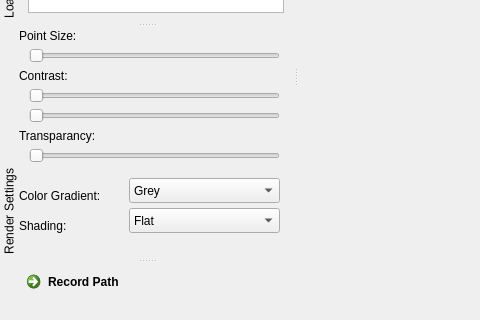
Before: the Qt Designer form src/tools/viewer/ui/LVRMainWindowUI.ui in uos/lvr2, drawn with Qt 5; both pictures show x 0 to 480 and y 361 to 681 of the 1112 by 847 pixel window.
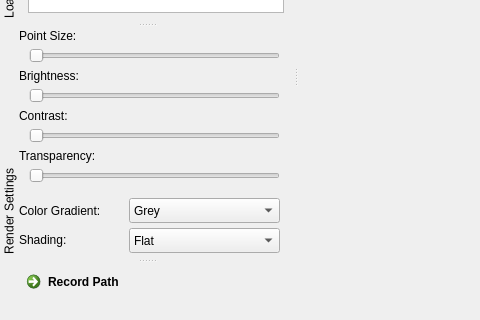
After: the same form once the commit is applied. Icons and pictures are not drawn. Custom widgets are drawn as their Qt base class.

Commit message: prepared contrast/brightness sliders; both inaccessible via VTKProperty

Patch:
```diff
--- a/src/tools/viewer/ui/LVRMainWindowUI.ui
+++ b/src/tools/viewer/ui/LVRMainWindowUI.ui
@@ -241,7 +241,7 @@
      <property name="geometry">
       <rect>
        <x>0</x>
-       <y>40</y>
+       <y>80</y>
        <width>91</width>
        <height>16</height>
       </rect>
@@ -250,7 +250,7 @@
       <string>Contrast:</string>
      </property>
     </widget>
-    <widget class="QSlider" name="horizontalSliderContrastLow">
+    <widget class="QSlider" name="horizontalSliderBrightness">
      <property name="geometry">
       <rect>
        <x>10</x>
@@ -263,37 +263,37 @@
       <enum>Qt::Horizontal</enum>
      </property>
     </widget>
-    <widget class="QSlider" name="horizontalSliderContrastHigh">
+    <widget class="QSlider" name="horizontalSliderContrast">
      <property name="geometry">
       <rect>
        <x>10</x>
-       <y>80</y>
-       <width>251</width>
-       <height>16</height>
-      </rect>
-     </property>
-     <property name="orientation">
-      <enum>Qt::Horizontal</enum>
-     </property>
-    </widget>
-    <widget class="QLabel" name="labelContrastTransparency">
-     <property name="geometry">
-      <rect>
-       <x>0</x>
        <y>100</y>
-       <width>91</width>
+       <width>251</width>
        <height>16</height>
       </rect>
      </property>
-     <property name="text">
-      <string>Transparancy:</string>
+     <property name="orientation">
+      <enum>Qt::Horizontal</enum>
      </property>
     </widget>
-    <widget class="QSlider" name="horizontalSliderTransparency">
+    <widget class="QLabel" name="labelContrastTransparency">
      <property name="geometry">
       <rect>
-       <x>10</x>
+       <x>0</x>
        <y>120</y>
+       <width>91</width>
+       <height>16</height>
+      </rect>
+     </property>
+     <property name="text">
+      <string>Transparency:</string>
+     </property>
+    </widget>
+    <widget class="QSlider" name="horizontalSliderTransparency">
+     <property name="geometry">
+      <rect>
+       <x>10</x>
+       <y>140</y>
        <width>251</width>
        <height>16</height>
       </rect>
@@ -312,9 +312,9 @@
      <property name="geometry">
       <rect>
        <x>0</x>
-       <y>160</y>
+       <y>173</y>
        <width>131</width>
-       <height>16</height>
+       <height>20</height>
       </rect>
      </property>
      <property name="text">
@@ -325,7 +325,7 @@
      <property name="geometry">
       <rect>
        <x>110</x>
-       <y>150</y>
+       <y>170</y>
        <width>151</width>
        <height>25</height>
       </rect>
@@ -360,7 +360,7 @@
      <property name="geometry">
       <rect>
        <x>110</x>
-       <y>180</y>
+       <y>200</y>
        <width>151</width>
        <height>25</height>
       </rect>
@@ -385,7 +385,7 @@
      <property name="geometry">
       <rect>
        <x>0</x>
-       <y>190</y>
+       <y>204</y>
        <width>131</width>
        <height>16</height>
       </rect>
@@ -394,6 +394,19 @@
       <string>Shading:</string>
      </property>
     </widget>
+    <widget class="QLabel" name="labelContrast_2">
+     <property name="geometry">
+      <rect>
+       <x>0</x>
+       <y>40</y>
+       <width>91</width>
+       <height>16</height>
+      </rect>
+     </property>
+     <property name="text">
+      <string>Brightness:</string>
+     </property>
+    </widget>
    </widget>
   </widget>
   <widget class="QDockWidget" name="dockWidgetActions">
```
The commit also changes 2 other files.
